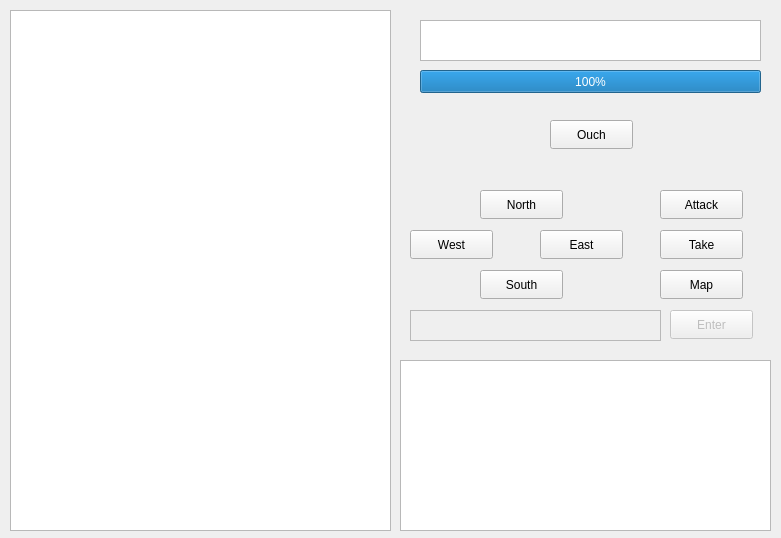
Before: the Qt Designer form gamewindow.ui in Emeric-dsz/Ork, drawn with Qt 5.
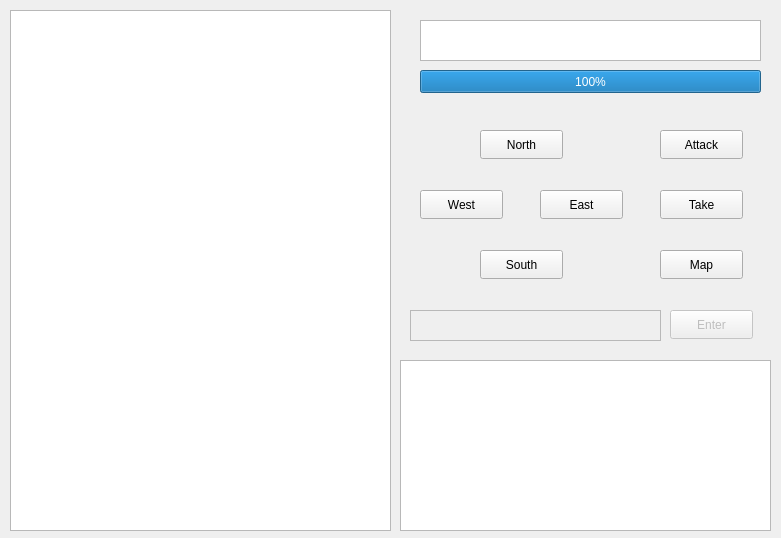
After: the same form once the commit is applied.

What changed in the file:
```diff
--- a/gamewindow.ui
+++ b/gamewindow.ui
@@ -20,7 +20,7 @@
       <x>400</x>
       <y>10</y>
       <width>371</width>
-      <height>161</height>
+      <height>101</height>
      </rect>
     </property>
     <widget class="QProgressBar" name="Life">
@@ -52,27 +52,14 @@
       <enum>QTextEdit::NoWrap</enum>
      </property>
     </widget>
-    <widget class="QPushButton" name="Ouch">
-     <property name="geometry">
-      <rect>
-       <x>150</x>
-       <y>110</y>
-       <width>83</width>
-       <height>29</height>
-      </rect>
-     </property>
-     <property name="text">
-      <string>Ouch</string>
-     </property>
-    </widget>
    </widget>
    <widget class="QWidget" name="Actions" native="true">
     <property name="geometry">
      <rect>
       <x>400</x>
-      <y>180</y>
+      <y>120</y>
       <width>371</width>
-      <height>171</height>
+      <height>231</height>
      </rect>
     </property>
     <widget class="QPushButton" name="North">
@@ -91,8 +78,8 @@
     <widget class="QPushButton" name="West">
      <property name="geometry">
       <rect>
-       <x>10</x>
-       <y>50</y>
+       <x>20</x>
+       <y>70</y>
        <width>83</width>
        <height>29</height>
       </rect>
@@ -105,7 +92,7 @@
      <property name="geometry">
       <rect>
        <x>80</x>
-       <y>90</y>
+       <y>130</y>
        <width>83</width>
        <height>29</height>
       </rect>
@@ -131,7 +118,7 @@
      <property name="geometry">
       <rect>
        <x>140</x>
-       <y>50</y>
+       <y>70</y>
        <width>83</width>
        <height>29</height>
       </rect>
@@ -144,7 +131,7 @@
      <property name="geometry">
       <rect>
        <x>260</x>
-       <y>50</y>
+       <y>70</y>
        <width>83</width>
        <height>29</height>
       </rect>
@@ -160,7 +147,7 @@
      <property name="geometry">
       <rect>
        <x>10</x>
-       <y>130</y>
+       <y>190</y>
        <width>251</width>
        <height>31</height>
       </rect>
@@ -173,7 +160,7 @@
      <property name="geometry">
       <rect>
        <x>270</x>
-       <y>130</y>
+       <y>190</y>
        <width>83</width>
        <height>29</height>
       </rect>
@@ -186,7 +173,7 @@
      <property name="geometry">
       <rect>
        <x>260</x>
-       <y>90</y>
+       <y>130</y>
        <width>83</width>
        <height>29</height>
       </rect>
@@ -215,6 +202,16 @@
       <height>521</height>
      </rect>
     </property>
+    <property name="font">
+     <font/>
+    </property>
+    <property name="html">
+     <string>&lt;!DOCTYPE HTML PUBLIC &quot;-//W3C//DTD HTML 4.0//EN&quot; &quot;http://www.w3.org/TR/REC-html40/strict.dtd&quot;&gt;
+&lt;html&gt;&lt;head&gt;&lt;meta name=&quot;qrichtext&quot; content=&quot;1&quot; /&gt;&lt;meta charset=&quot;utf-8&quot; /&gt;&lt;style type=&quot;text/css&quot;&gt;
+p, li { white-space: pre-wrap; }
+&lt;/style&gt;&lt;/head&gt;&lt;body style=&quot; font-family:'Courier New'; font-size:9pt; font-weight:400; font-style:normal;&quot;&gt;
+&lt;p style=&quot;-qt-paragraph-type:empty; margin-top:0px; margin-bottom:0px; margin-left:0px; margin-right:0px; -qt-block-indent:0; text-indent:0px;&quot;&gt;&lt;br /&gt;&lt;/p&gt;&lt;/body&gt;&lt;/html&gt;</string>
+    </property>
    </widget>
   </widget>
  </widget>
```
